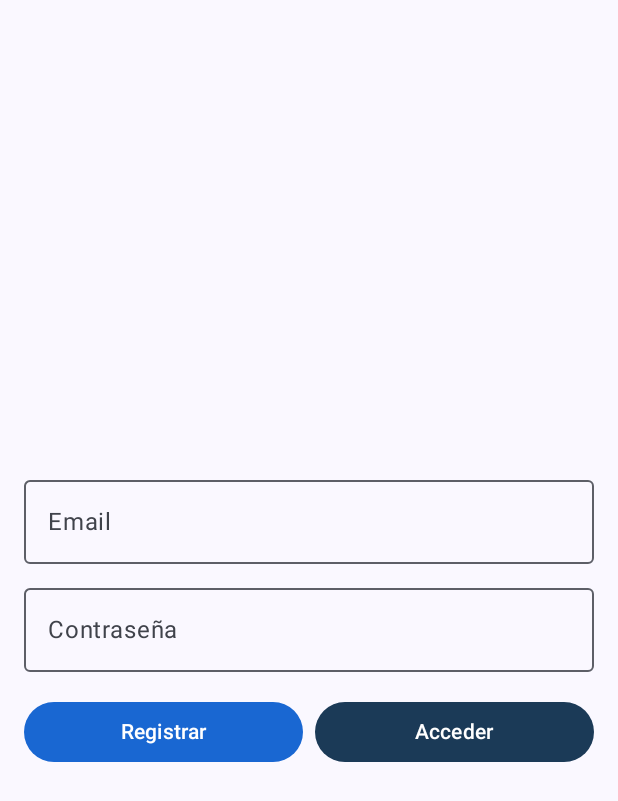
After one commit to marodriguezd/CursoAndroid, an Android app built with Jetpack Compose: the AuthActivity screen opened through its navigation route, on a phone screen of 412 x 824 dp. The commit adds this screen. Shown: the top 801 px of the screen. Run offline under Robolectric (Android 15) with nearby library versions, the phone set to English and light mode, and no system bars.

Commit message:
TODO ESTO ES MOCK
Implementación de pantalla de autenticación y pantalla de inicio

- Diseñado e implementado el formulario de autenticación con campos para email y contraseña.
- Añadidos botones para registrarse y acceder, con colores personalizados.
- Creada la pantalla de inicio con detalles del usuario y botón para cerrar sesión.
- Ajustado el layout para centrar los elementos verticalmente y alinear el texto a la izquierda.
- Incluido un botón de cierre de sesión que abarca todo el ancho disponible en la pantalla de inicio.

```diff
--- /dev/null
+++ b/AndroidStudioProjects/FirebaseTutorial/app/src/main/java/com/marodriguezd/firebasetutorial/AuthActivity.kt
@@ -0,0 +1,114 @@
+package com.marodriguezd.firebasetutorial
+
+import androidx.compose.foundation.layout.Arrangement
+import androidx.compose.foundation.layout.Column
+import androidx.compose.foundation.layout.Row
+import androidx.compose.foundation.layout.Spacer
+import androidx.compose.foundation.layout.fillMaxSize
+import androidx.compose.foundation.layout.fillMaxWidth
+import androidx.compose.foundation.layout.height
+import androidx.compose.foundation.layout.padding
+import androidx.compose.material3.Button
+import androidx.compose.material3.ButtonDefaults
+import androidx.compose.material3.MaterialTheme
+import androidx.compose.material3.OutlinedTextField
+import androidx.compose.material3.Text
+import androidx.compose.runtime.Composable
+import androidx.compose.runtime.getValue
+import androidx.compose.runtime.mutableStateOf
+import androidx.compose.runtime.remember
+import androidx.compose.runtime.setValue
+import androidx.compose.ui.Alignment
+import androidx.compose.ui.Modifier
+import androidx.compose.ui.graphics.Color
+import androidx.compose.ui.text.input.PasswordVisualTransformation
+import androidx.compose.ui.text.input.VisualTransformation
+import androidx.compose.ui.tooling.preview.Preview
+import androidx.compose.ui.unit.dp
+
+@Composable
+fun AuthActivity() {
+    // Estados para almacenar el texto ingresado por el usuario
+    var email by remember {
+        mutableStateOf("")
+    }
+    var password by remember {
+        mutableStateOf("")
+    }
+    var passwordVisibility by remember {
+        mutableStateOf(false)
+    }
+
+    Column(
+        modifier = Modifier
+            .fillMaxSize()
+            .padding(16.dp),  // Agregar un poco de padding para no pegar los elementos a los bordes
+        horizontalAlignment = Alignment.CenterHorizontally,
+        verticalArrangement = Arrangement.Center
+    ) {
+        // Campo de texto para el email
+        OutlinedTextField(
+            value = email,
+            onValueChange = { email = it },
+            label = { Text("Email") },
+            singleLine = true,  // Para que el TextField sea de una sola línea
+            modifier = Modifier.fillMaxWidth()  // Para que ocupe tod0 el ancho disponible
+        )
+
+        Spacer(modifier = Modifier.height(8.dp))  // Espacio entre los TextFields
+
+        // Campo de texto para la contraseña
+        OutlinedTextField(
+            value = password,
+            onValueChange = { password = it },
+            label = { Text("Contraseña") },
+            singleLine = true,
+            visualTransformation = if (passwordVisibility) VisualTransformation.None else PasswordVisualTransformation(),
+            modifier = Modifier.fillMaxWidth()
+        )
+
+        Spacer(modifier = Modifier.height(16.dp))  // Espacio entre el TextField y el Button
+
+        // Definir colores específicos
+        val colorBotonRegistrar = Color(0xFF1967D2) // Google azul 700
+        val colorBotonAcceder = Color(0xFF1B3A57) // Firebase azul marino
+
+        // Fila para contener ambos botones (Registrar y Acceder)
+        Row(
+            modifier = Modifier.fillMaxWidth(),  // La fila ocupa todo el ancho disponible
+            horizontalArrangement = Arrangement.spacedBy(8.dp)  // Espacio entre los botones
+        ) {
+            // Botón para registrar
+            Button(
+                onClick = {
+                    // TODO: MANEJAR LA LÓGICA DE REGISTRO
+                },
+                colors = ButtonDefaults.buttonColors(
+                    containerColor = colorBotonRegistrar  // Usar el color Google azul 700 definido
+                ),
+                modifier = Modifier.weight(1f)  // Cada botón obtiene la mitad del espacio
+            ) {
+                Text("Registrar")
+            }
+
+            // Botón para acceder
+            Button(
+                onClick = {
+                    // TODO: MANEJAR LA LÓGICA DE AUTENTICACIÓN
+                },
+                colors = ButtonDefaults.buttonColors(
+                    containerColor = colorBotonAcceder  // Usar el color Firebase azul marino definido
+                ),
+                modifier = Modifier.weight(1f)  // Cada botón obtiene la mitad del espacio
+            ) {
+                Text("Acceder")
+            }
+        }
+    }
+}
+
+@Preview(showBackground = true)
+@Composable
+fun AuthActivityPreview() {
+    AuthActivity()
+}
--- a/AndroidStudioProjects/FirebaseTutorial/app/src/main/java/com/marodriguezd/firebasetutorial/SplashScreen.kt
+++ b/AndroidStudioProjects/FirebaseTutorial/app/src/main/java/com/marodriguezd/firebasetutorial/SplashScreen.kt
@@ -29,7 +29,10 @@ fun SplashScreen(navController: NavController) {
         delay(5000)
         // Una vez arrancada la app no queremos volver al Splash
         navController.popBackStack()  // Limpia el historial de navegación.
-        navController.navigate(AppScreens.MainScreen.route)
+        /** navController.navigate(AppScreens.MainScreen.route)
+         *  Vamos a cambiar a la pantalla de autenticación
+         */
+        navController.navigate(AppScreens.AuthActivity.route)
         // Ahora la última/única pantalla que existe es la main.
     }
     Splash()
--- a/AndroidStudioProjects/FirebaseTutorial/app/src/main/java/com/marodriguezd/firebasetutorial/navigation/AppNavigation.kt
+++ b/AndroidStudioProjects/FirebaseTutorial/app/src/main/java/com/marodriguezd/firebasetutorial/navigation/AppNavigation.kt
@@ -4,6 +4,8 @@ import androidx.compose.runtime.Composable
 import androidx.navigation.compose.NavHost
 import androidx.navigation.compose.composable
 import androidx.navigation.compose.rememberNavController
+import com.marodriguezd.firebasetutorial.AuthActivity
+import com.marodriguezd.firebasetutorial.HomeActivity
 import com.marodriguezd.firebasetutorial.MainScreen
 import com.marodriguezd.firebasetutorial.SplashScreen
 
@@ -24,5 +26,12 @@ fun AppNavigation() {
         composable(AppScreens.MainScreen.route) {
             MainScreen()
         }
+        composable(AppScreens.AuthActivity.route) {
+            AuthActivity()
+        }
+        composable(AppScreens.HomeActivity.route) {
+            // TODO: RETOCAR WACHO, ESTO ES TEMPORAL
+            HomeActivity("mock@mock.mock", "Google") {}
+        }
     }
 }
--- a/AndroidStudioProjects/FirebaseTutorial/app/src/main/java/com/marodriguezd/firebasetutorial/navigation/AppScreens.kt
+++ b/AndroidStudioProjects/FirebaseTutorial/app/src/main/java/com/marodriguezd/firebasetutorial/navigation/AppScreens.kt
@@ -6,4 +6,6 @@ sealed class AppScreens(val route: String) {
     // Los objetos aquí dentro representan las "pantallas" conteniendo sus rutas/nombres.
     object SplashScreen: AppScreens("splash_screen")
     object MainScreen: AppScreens("main_screen")
+    object AuthActivity: AppScreens("auth_screen")
+    object HomeActivity: AppScreens("home_screen")
 }
```
Also changed, not shown: AndroidStudioProjects/FirebaseTutorial/app/src/main/java/com/marodriguezd/firebasetutorial/HomeActivity.kt (added, +72 -0 lines).
